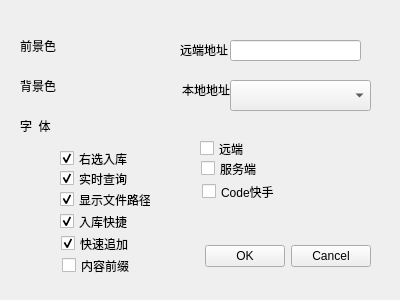
Above: auto_c_code/setup1.ui from yjduoduo/auto_c_code before the change. Below: the same form after it.
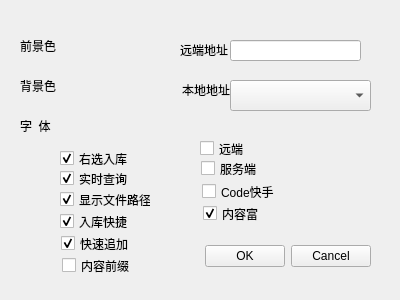
That is the form after the change.

Patch:
```diff
--- a/auto_c_code/setup1.ui
+++ b/auto_c_code/setup1.ui
@@ -351,6 +351,25 @@
     <bool>false</bool>
    </property>
   </widget>
+  <widget class="QCheckBox" name="checkBox_contentbeauty">
+   <property name="geometry">
+    <rect>
+     <x>203</x>
+     <y>205</y>
+     <width>91</width>
+     <height>17</height>
+    </rect>
+   </property>
+   <property name="toolTip">
+    <string>入库按钮鼠标移动即弹出，且确定和取消也一样效果</string>
+   </property>
+   <property name="text">
+    <string>内容富</string>
+   </property>
+   <property name="checked">
+    <bool>true</bool>
+   </property>
+  </widget>
  </widget>
  <resources/>
  <connections>
```
